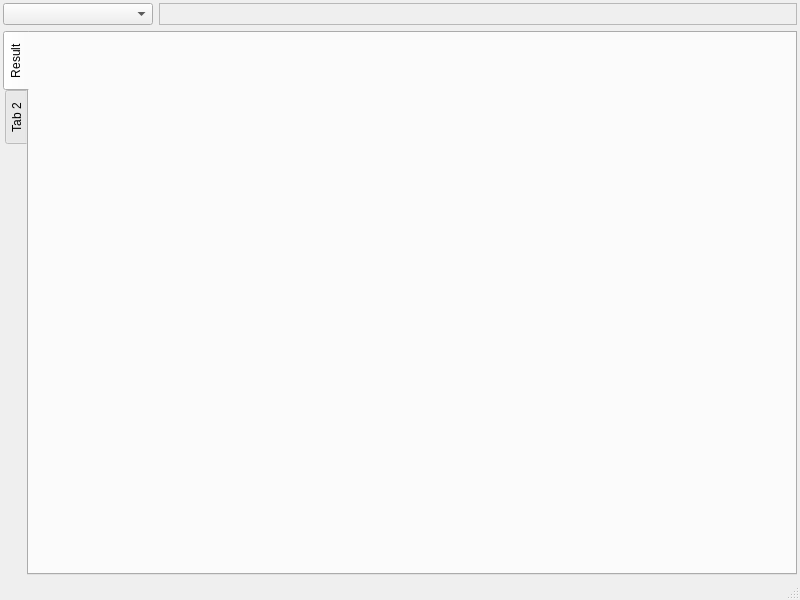
The window that src/widget/main_window.ui (qutefox/SensorFusionCalibrate) describes before a commit, drawn with Qt 5.
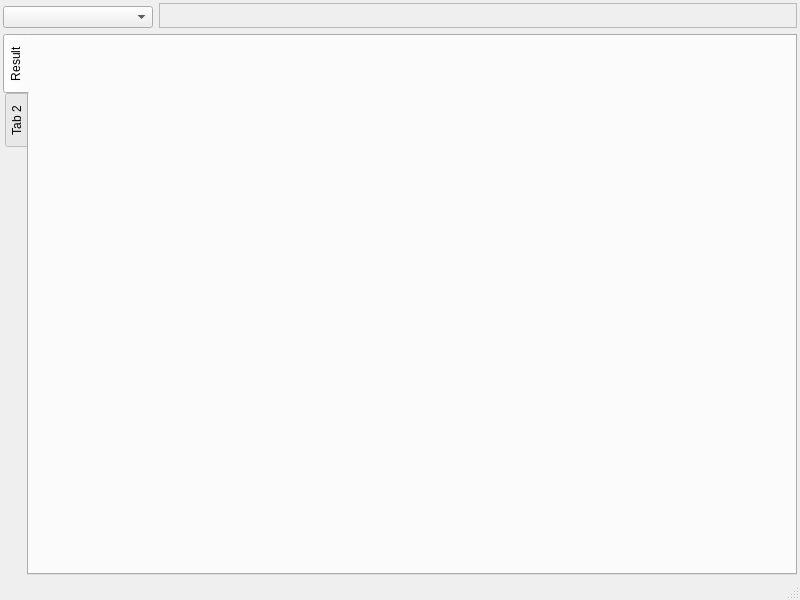
The same window after the commit. Icons and pictures are not drawn.

Patch:
```diff
--- a/src/widget/main_window.ui
+++ b/src/widget/main_window.ui
@@ -24,7 +24,7 @@
     <normaloff>:/images/calibrate-black.png</normaloff>:/images/calibrate-black.png</iconset>
   </property>
   <widget class="QWidget" name="centralwidget">
-   <layout class="QVBoxLayout" name="verticalLayout">
+   <layout class="QVBoxLayout" name="verticalLayout" stretch="0,1">
     <property name="leftMargin">
      <number>3</number>
     </property>
@@ -40,6 +40,11 @@
     <item>
      <layout class="QHBoxLayout" name="horizontalLayout" stretch="0,1">
       <item>
+       <layout class="QVBoxLayout" name="verticalLayout_5" stretch="0,0">
+        <property name="topMargin">
+         <number>3</number>
+        </property>
+        <item>
        <widget class="QComboBox" name="dataSourceComboBox">
         <property name="minimumSize">
          <size>
@@ -51,6 +56,24 @@
          <string>Data Source</string>
         </property>
        </widget>
+        </item>
+        <item>
+         <spacer name="verticalSpacer">
+          <property name="orientation">
+           <enum>Qt::Vertical</enum>
+          </property>
+          <property name="sizeType">
+           <enum>QSizePolicy::MinimumExpanding</enum>
+          </property>
+          <property name="sizeHint" stdset="0">
+           <size>
+            <width>50</width>
+            <height>0</height>
+           </size>
+          </property>
+         </spacer>
+        </item>
+       </layout>
       </item>
       <item>
        <widget class="QFrame" name="dataSourceFrame">
```
Lines whose indentation alone changed are shown as unchanged.
